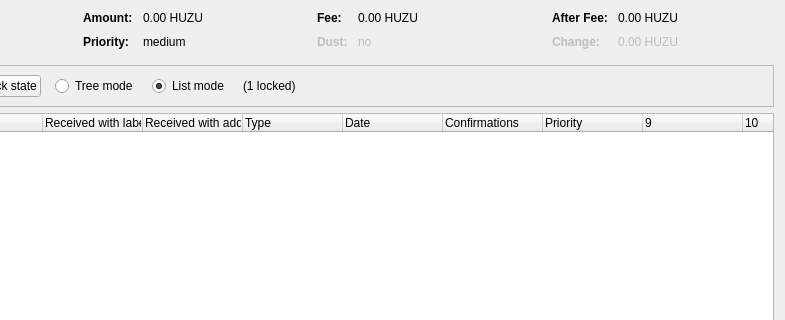
Qt form src/qt/forms/coincontroldialog.ui (unigrid-project/daemon) before a commit; both pictures show x 169 to 954 and y 0 to 320 of the 954 by 500 pixel window.
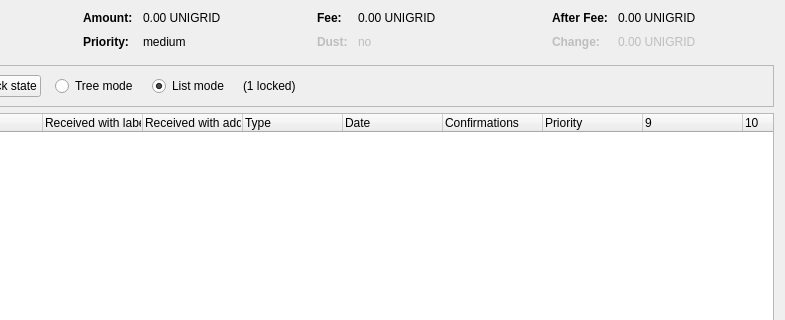
The same form after that commit. Custom widgets are drawn as their Qt base class.

Commit message: Migrate the whole repository to the UNIGRID brand

What changed in the file:
```diff
--- a/src/qt/forms/coincontroldialog.ui
+++ b/src/qt/forms/coincontroldialog.ui
@@ -132,7 +132,7 @@
           <enum>Qt::ActionsContextMenu</enum>
          </property>
          <property name="text">
-          <string notr="true">0.00 HUZU</string>
+          <string notr="true">0.00 UNIGRID</string>
          </property>
          <property name="textInteractionFlags">
           <set>Qt::LinksAccessibleByMouse|Qt::TextSelectableByKeyboard|Qt::TextSelectableByMouse</set>
@@ -206,7 +206,7 @@
           <enum>Qt::ActionsContextMenu</enum>
          </property>
          <property name="text">
-          <string notr="true">0.00 HUZU</string>
+          <string notr="true">0.00 UNIGRID</string>
          </property>
          <property name="textInteractionFlags">
           <set>Qt::LinksAccessibleByMouse|Qt::TextSelectableByKeyboard|Qt::TextSelectableByMouse</set>
@@ -286,7 +286,7 @@
           <enum>Qt::ActionsContextMenu</enum>
          </property>
          <property name="text">
-          <string notr="true">0.00 HUZU</string>
+          <string notr="true">0.00 UNIGRID</string>
          </property>
          <property name="textInteractionFlags">
           <set>Qt::LinksAccessibleByMouse|Qt::TextSelectableByKeyboard|Qt::TextSelectableByMouse</set>
@@ -321,7 +321,7 @@
           <enum>Qt::ActionsContextMenu</enum>
          </property>
          <property name="text">
-          <string notr="true">0.00 HUZU</string>
+          <string notr="true">0.00 UNIGRID</string>
          </property>
          <property name="textInteractionFlags">
           <set>Qt::LinksAccessibleByMouse|Qt::TextSelectableByKeyboard|Qt::TextSelectableByMouse</set>
```
The commit also changes 587 other files.
